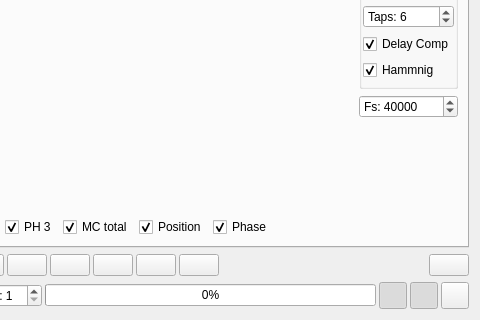
This is pages/pagesampleddata.ui in vedderb/vesc_tool as Qt 5 draws it before an edit; both pictures show x 133 to 613 and y 152 to 472 of the 613 by 472 pixel window. The edited form follows.
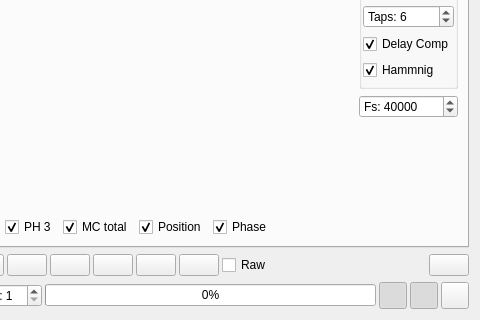
This is the edited form. Icons and pictures are not drawn. Custom widgets are drawn as their Qt base class.

```diff
--- a/pages/pagesampleddata.ui
+++ b/pages/pagesampleddata.ui
@@ -624,6 +624,16 @@
        </property>
       </widget>
      </item>
+     <item>
+      <widget class="QCheckBox" name="rawBox">
+       <property name="toolTip">
+        <string>Use raw ADC values instead of scaled voltages and currents.</string>
+       </property>
+       <property name="text">
+        <string>Raw</string>
+       </property>
+      </widget>
+     </item>
      <item>
       <spacer name="horizontalSpacer">
        <property name="orientation">
```
